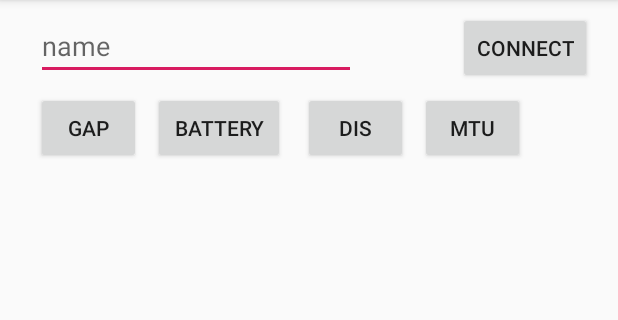
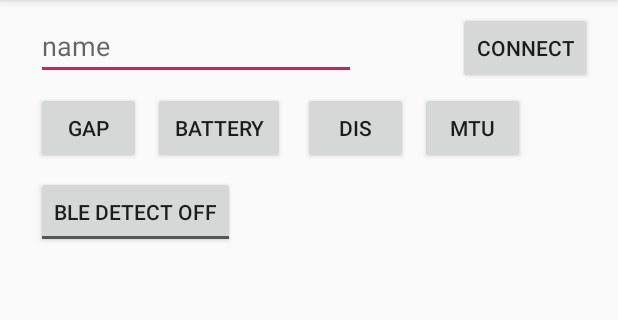
Before and after one commit to uber/RxCentralBle, an Android app: the screen it shows after launch (MainActivity), on a phone screen of 412 x 824 dp, the part 84-404 px from its top. Run offline under Robolectric (Android 15) with nearby library versions, the phone set to English and light mode, and no system bars; our stand-ins replace ButterKnife, RxJava, Timber; libraries missing offline, so code that uses them is left out: com.jakewharton.rxrelay2; 3 statements that could not run were skipped.

Commit message:
Bluetooth detector fix for unregister on devices that do not support Bluetooth LE

```diff
--- a/rx-central-ble-sample/src/main/java/com/uber/rxcentralble/sample/SampleApplication.java
+++ b/rx-central-ble-sample/src/main/java/com/uber/rxcentralble/sample/SampleApplication.java
@@ -1,15 +1,37 @@
 package com.uber.rxcentralble.sample;
 
+import android.annotation.TargetApi;
 import android.app.Application;
+import android.bluetooth.le.ScanResult;
+import android.content.Context;
+import android.os.Build;
+import android.util.AndroidException;
+
+import com.uber.rxcentralble.BluetoothDetector;
 import com.uber.rxcentralble.ConnectionManager;
 import com.uber.rxcentralble.GattManager;
+import com.uber.rxcentralble.ScanData;
+import com.uber.rxcentralble.ScanMatcher;
+import com.uber.rxcentralble.Scanner;
 import com.uber.rxcentralble.Utils;
 import com.uber.rxcentralble.core.CoreBluetoothDetector;
 import com.uber.rxcentralble.core.CoreConnectionManager;
 import com.uber.rxcentralble.core.CoreGattIO;
 import com.uber.rxcentralble.core.CoreGattManager;
+import com.uber.rxcentralble.core.CoreParsedAdvertisement;
+import com.uber.rxcentralble.core.operations.Read;
+import com.uber.rxcentralble.core.scanners.LollipopScanData;
+import com.uber.rxcentralble.core.scanners.LollipopScanner;
 
 import java.util.UUID;
+
+import io.reactivex.ObservableTransformer;
+import io.reactivex.Single;
+import io.reactivex.android.schedulers.AndroidSchedulers;
+import io.reactivex.disposables.Disposable;
+
+import static com.uber.rxcentralble.ConnectionManager.DEFAULT_CONNECTION_TIMEOUT;
+import static com.uber.rxcentralble.ConnectionManager.DEFAULT_SCAN_TIMEOUT;
 
 public class SampleApplication extends Application {
 
@@ -26,16 +48,21 @@ public class SampleApplication extends Application {
 
   private ConnectionManager connectionManager;
   private GattManager gattManager;
+  private BluetoothDetector bluetoothDetector;
 
+  @TargetApi(Build.VERSION_CODES.LOLLIPOP)
   @Override
   public void onCreate() {
     super.onCreate();
 
+    bluetoothDetector = new CoreBluetoothDetector(this.getApplicationContext());
     gattManager = new CoreGattManager();
     connectionManager = new CoreConnectionManager(this,
             new CoreBluetoothDetector(this),
             new CoreGattIO.Factory());
   }
+
+  public BluetoothDetector getBluetoothDetector() { return bluetoothDetector; }
 
   public ConnectionManager getConnectionManager() {
     return connectionManager;
--- a/rx-central-ble-sample/src/main/res/layout/activity_main.xml
+++ b/rx-central-ble-sample/src/main/res/layout/activity_main.xml
@@ -52,7 +52,7 @@
         app:layout_constraintEnd_toEndOf="parent"
         app:layout_constraintHorizontal_bias="0.0"
         app:layout_constraintStart_toStartOf="parent"
-        app:layout_constraintTop_toBottomOf="@+id/batteryButton" />
+        app:layout_constraintTop_toBottomOf="@+id/toggleButtonBleDetect" />
 
     <Button
         android:id="@+id/batteryButton"
@@ -84,4 +84,17 @@
         app:layout_constraintStart_toStartOf="parent"
         app:layout_constraintTop_toBottomOf="@+id/nameEditText" />
 
+    <ToggleButton
+        android:id="@+id/toggleButtonBleDetect"
+        android:layout_width="wrap_content"
+        android:layout_height="wrap_content"
+        android:layout_marginStart="24dp"
+        android:layout_marginTop="8dp"
+        android:text="ToggleButton"
+        android:textOff="BLE Detect Off"
+        android:textOn="BLE Detect On"
+        android:visibility="visible"
+        app:layout_constraintStart_toStartOf="parent"
+        app:layout_constraintTop_toBottomOf="@+id/gapButton" />
+
 </android.support.constraint.ConstraintLayout>
```
Also changed, not shown: rx-central-ble-sample/src/main/java/com/uber/rxcentralble/sample/MainActivity.java (+40 -0 lines), rx-central-ble/src/main/java/com/uber/rxcentralble/core/CoreBluetoothDetector.java (+9 -2 lines).
